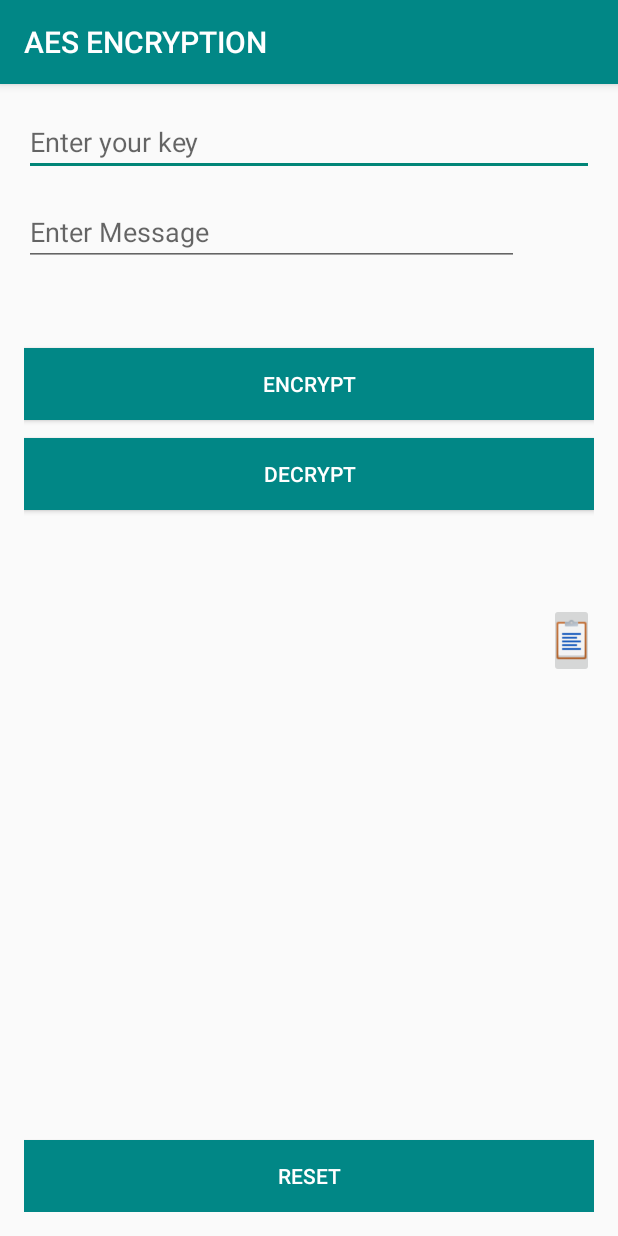
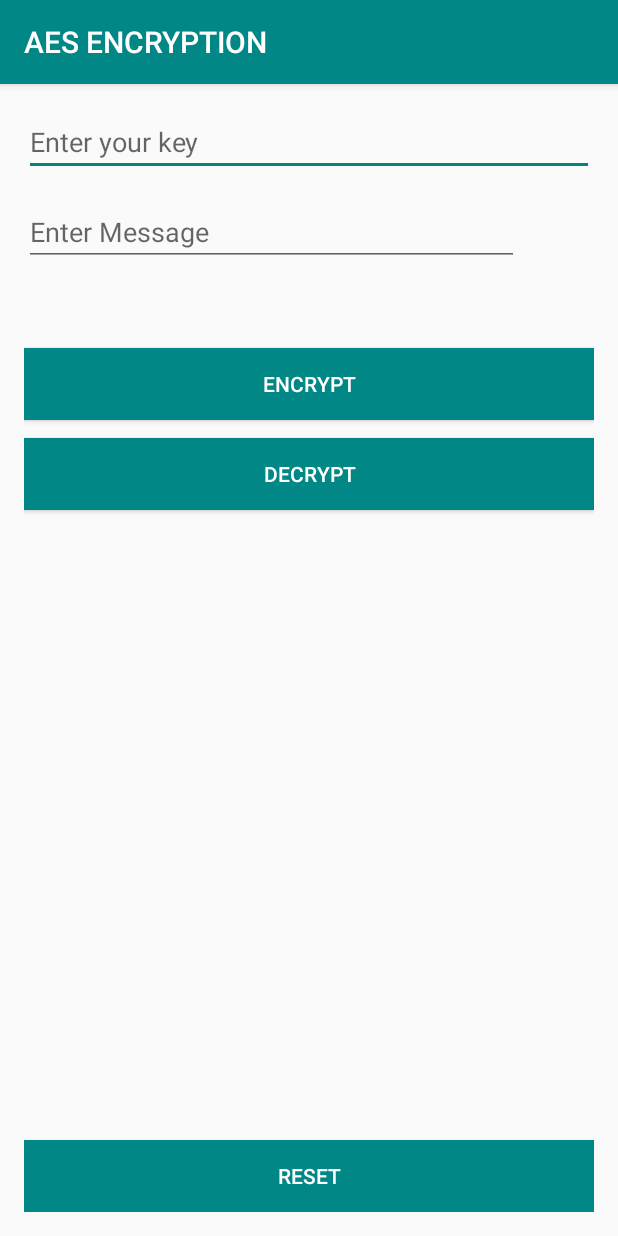
Before and after one commit to Abhinav82193/AES-Encryption, an Android app: the screen it shows after launch (MainActivity), on a phone screen of 412 x 824 dp. Run offline under Robolectric (Android 15) with nearby library versions, the phone set to English and light mode, and no system bars.

Commit message:
visibility solve

```diff
--- a/app/src/main/java/com/example/aesencryption/MainActivity.java
+++ b/app/src/main/java/com/example/aesencryption/MainActivity.java
@@ -69,7 +69,7 @@ public class MainActivity extends AppCompatActivity {
          et_message.setText("");
          et_key.setText("");
          message.setText(String.format("%s", encrpyted));
-         b1.getVisibility();
+         b1.setVisibility(View.VISIBLE);
        //  b1.setEnabled(true);
 
 
--- a/app/src/main/res/layout/activity_main.xml
+++ b/app/src/main/res/layout/activity_main.xml
@@ -59,6 +59,7 @@
         android:layout_marginLeft="350dp"
         android:layout_marginTop="330dp"
         android:onClick="copy"
+        android:visibility="invisible"
         android:scaleType="centerCrop"
         android:src="@drawable/clip" />
 
```
